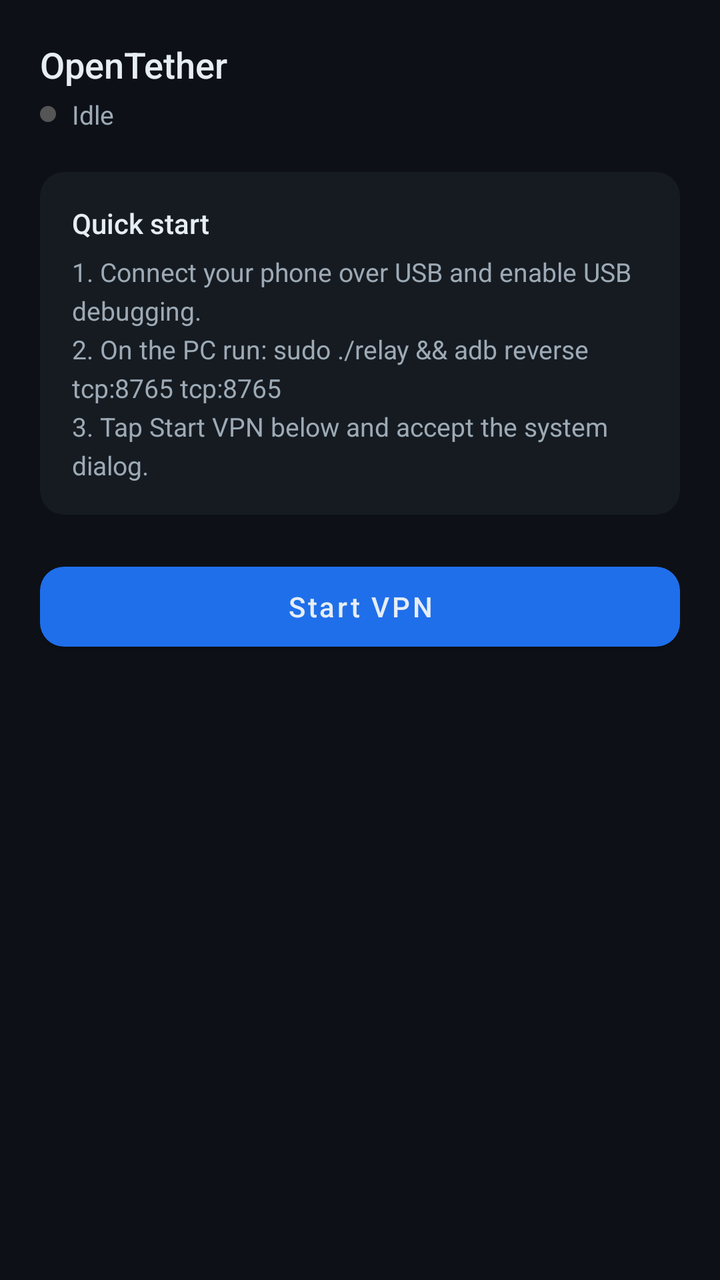
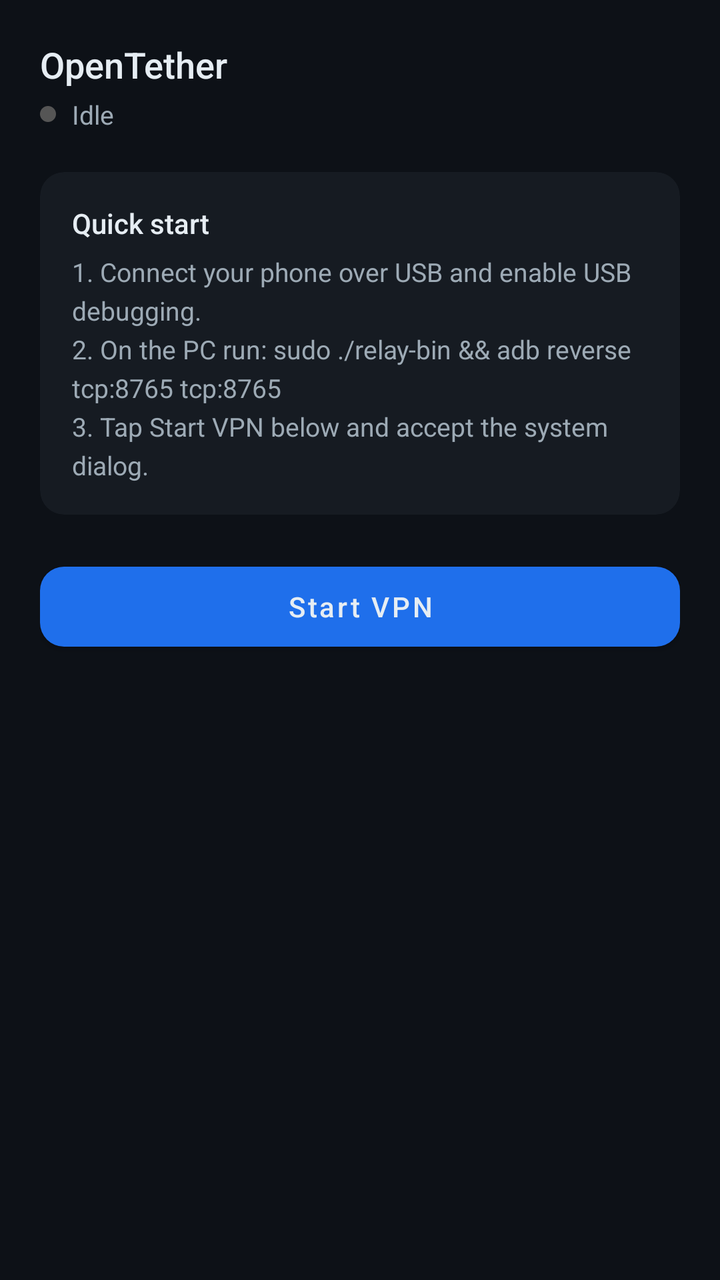

Before-and-after screenshots of an Android layout around one commit, followed by the original layout XML and the change that was made.
<!-- AndroidManifest.xml: application theme Theme.OpenTether -->
<!-- res/layout/activity_main.xml -->
<?xml version="1.0" encoding="utf-8"?>
<androidx.core.widget.NestedScrollView
    xmlns:android="http://schemas.android.com/apk/res/android"
    android:layout_width="match_parent"
    android:layout_height="match_parent"
    android:background="@color/backgroundDark"
    android:clipToPadding="false"
    android:fillViewport="true"
    android:overScrollMode="never">

    <LinearLayout
        android:layout_width="match_parent"
        android:layout_height="wrap_content"
        android:orientation="vertical"
        android:paddingStart="20dp"
        android:paddingTop="20dp"
        android:paddingEnd="20dp"
        android:paddingBottom="36dp">

        
        <TextView
            android:layout_width="wrap_content"
            android:layout_height="wrap_content"
            android:layout_marginBottom="4dp"
            android:text="@string/app_name"
            android:textColor="@color/textPrimary"
            android:textSize="18sp"
            android:fontFamily="sans-serif-medium" />

        
        <LinearLayout
            android:layout_width="match_parent"
            android:layout_height="wrap_content"
            android:orientation="horizontal"
            android:gravity="center_vertical"
            android:layout_marginBottom="20dp">

            <View
                android:id="@+id/dotStatus"
                android:layout_width="8dp"
                android:layout_height="8dp"
                android:background="@drawable/bg_dot_status_idle" />

            <TextView
                android:id="@+id/tvConnectionStatus"
                android:layout_width="0dp"
                android:layout_height="wrap_content"
                android:layout_weight="1"
                android:layout_marginStart="8dp"
                android:text="@string/status_idle"
                android:textColor="@color/textSecondary"
                android:textSize="13sp" />

            <TextView
                android:id="@+id/tvSessionTimer"
                android:layout_width="wrap_content"
                android:layout_height="wrap_content"
                android:text="00:00:00"
                android:textColor="@color/textTertiary"
                android:textSize="13sp"
                android:fontFamily="monospace"
                android:visibility="gone" />
        </LinearLayout>

        
        <LinearLayout
            android:id="@+id/statsContainer"
            android:layout_width="match_parent"
            android:layout_height="wrap_content"
            android:orientation="vertical"
            android:visibility="gone">

            
            <LinearLayout
                android:layout_width="match_parent"
                android:layout_height="wrap_content"
                android:orientation="horizontal"
                android:layout_marginBottom="10dp">

                <com.google.android.material.card.MaterialCardView
                    style="@style/Widget.OpenTether.Card.Stat"
                    android:layout_width="0dp"
                    android:layout_height="wrap_content"
                    android:layout_weight="1"
                    android:layout_marginEnd="5dp">
                    <LinearLayout
                        android:layout_width="match_parent"
                        android:layout_height="wrap_content"
                        android:orientation="vertical"
                        android:padding="14dp">
                        <TextView
                            android:layout_width="wrap_content"
                            android:layout_height="wrap_content"
                            android:layout_marginBottom="6dp"
                            android:text="@string/label_download"
                            android:textAllCaps="true"
                            android:textColor="@color/textMuted"
                            android:textSize="11sp"
                            android:letterSpacing="0.05" />
                        <TextView
                            android:id="@+id/tvDownloadSpeed"
                            android:layout_width="wrap_content"
                            android:layout_height="wrap_content"
                            android:text="0.0"
                            android:textColor="@color/textPrimary"
                            android:textSize="22sp"
                            android:fontFamily="sans-serif-medium" />
                        <TextView
                            android:layout_width="wrap_content"
                            android:layout_height="wrap_content"
                            android:layout_marginTop="2dp"
                            android:text="MB/s"
                            android:textColor="@color/textTertiary"
                            android:textSize="12sp" />
                    </LinearLayout>
                </com.google.android.material.card.MaterialCardView>

                <com.google.android.material.card.MaterialCardView
                    style="@style/Widget.OpenTether.Card.Stat"
                    android:layout_width="0dp"
                    android:layout_height="wrap_content"
                    android:layout_weight="1"
                    android:layout_marginStart="5dp">
                    <LinearLayout
                        android:layout_width="match_parent"
                        android:layout_height="wrap_content"
                        android:orientation="vertical"
                        android:padding="14dp">
                        <TextView
                            android:layout_width="wrap_content"
                            android:layout_height="wrap_content"
                            android:layout_marginBottom="6dp"
                            android:text="@string/label_upload"
                            android:textAllCaps="true"
                            android:textColor="@color/textMuted"
                            android:textSize="11sp"
                            android:letterSpacing="0.05" />
                        <TextView
                            android:id="@+id/tvUploadSpeed"
                            android:layout_width="wrap_content"
                            android:layout_height="wrap_content"
                            android:text="0.0"
                            android:textColor="@color/textPrimary"
                            android:textSize="22sp"
                            android:fontFamily="sans-serif-medium" />
                        <TextView
                            android:layout_width="wrap_content"
                            android:layout_height="wrap_content"
                            android:layout_marginTop="2dp"
                            android:text="MB/s"
                            android:textColor="@color/textTertiary"
                            android:textSize="12sp" />
                    </LinearLayout>
                </com.google.android.material.card.MaterialCardView>
            </LinearLayout>

            
            <com.google.android.material.card.MaterialCardView
                style="@style/Widget.OpenTether.Card.Stat"
                android:layout_width="match_parent"
                android:layout_height="wrap_content"
                android:layout_marginBottom="10dp">
                <LinearLayout
                    android:layout_width="match_parent"
                    android:layout_height="wrap_content"
                    android:orientation="vertical"
                    android:padding="14dp">

                    <TextView
                        android:layout_width="wrap_content"
                        android:layout_height="wrap_content"
                        android:layout_marginBottom="12dp"
                        android:text="@string/label_throughput"
                        android:textAllCaps="true"
                        android:textColor="@color/textMuted"
                        android:textSize="11sp"
                        android:letterSpacing="0.05" />

                    <com.opentether.view.ThroughputChartView
                        android:id="@+id/chartView"
                        android:layout_width="match_parent"
                        android:layout_height="60dp" />

                    <LinearLayout
                        android:layout_width="match_parent"
                        android:layout_height="wrap_content"
                        android:orientation="horizontal"
                        android:layout_marginTop="8dp">
                        <TextView
                            android:layout_width="wrap_content"
                            android:layout_height="wrap_content"
                            android:text="↑ upload"
                            android:textColor="@color/chartUpload"
                            android:textSize="10sp" />
                        <TextView
                            android:layout_width="wrap_content"
                            android:layout_height="wrap_content"
                            android:layout_marginStart="12dp"
                            android:text="↓ download"
                            android:textColor="@color/connectedGreen"
                            android:textSize="10sp" />
                    </LinearLayout>
                </LinearLayout>
            </com.google.android.material.card.MaterialCardView>

            
            <LinearLayout
                android:layout_width="match_parent"
                android:layout_height="wrap_content"
                android:orientation="horizontal"
                android:layout_marginBottom="10dp">

                <com.google.android.material.card.MaterialCardView
                    style="@style/Widget.OpenTether.Card.Stat"
                    android:layout_width="0dp"
                    android:layout_height="wrap_content"
                    android:layout_weight="1"
                    android:layout_marginEnd="5dp">
                    <LinearLayout
                        android:layout_width="match_parent"
                        android:layout_height="wrap_content"
                        android:orientation="vertical"
                        android:padding="12dp">
                        <TextView
                            android:layout_width="wrap_content"
                            android:layout_height="wrap_content"
                            android:layout_marginBottom="4dp"
                            android:text="@string/label_total_down"
                            android:textColor="@color/textTertiary"
                            android:textSize="10sp" />
                        <TextView
                            android:id="@+id/tvTotalDown"
                            android:layout_width="wrap_content"
                            android:layout_height="wrap_content"
                            android:text="0 MB"
                            android:textColor="@color/textPrimary"
                            android:textSize="15sp"
                            android:fontFamily="sans-serif-medium" />
                    </LinearLayout>
                </com.google.android.material.card.MaterialCardView>

                <com.google.android.material.card.MaterialCardView
                    style="@style/Widget.OpenTether.Card.Stat"
                    android:layout_width="0dp"
                    android:layout_height="wrap_content"
                    android:layout_weight="1"
                    android:layout_marginStart="5dp"
                    android:layout_marginEnd="5dp">
                    <LinearLayout
                        android:layout_width="match_parent"
                        android:layout_height="wrap_content"
                        android:orientation="vertical"
                        android:padding="12dp">
                        <TextView
                            android:layout_width="wrap_content"
                            android:layout_height="wrap_content"
                            android:layout_marginBottom="4dp"
                            android:text="@string/label_total_up"
                            android:textColor="@color/textTertiary"
                            android:textSize="10sp" />
                        <TextView
                            android:id="@+id/tvTotalUp"
                            android:layout_width="wrap_content"
                            android:layout_height="wrap_content"
                            android:text="0 MB"
                            android:textColor="@color/textPrimary"
                            android:textSize="15sp"
                            android:fontFamily="sans-serif-medium" />
                    </LinearLayout>
                </com.google.android.material.card.MaterialCardView>

                <com.google.android.material.card.MaterialCardView
                    style="@style/Widget.OpenTether.Card.Stat"
                    android:layout_width="0dp"
                    android:layout_height="wrap_content"
                    android:layout_weight="1"
                    android:layout_marginStart="5dp">
                    <LinearLayout
                        android:layout_width="match_parent"
                        android:layout_height="wrap_content"
                        android:orientation="vertical"
                        android:padding="12dp">
                        <TextView
                            android:layout_width="wrap_content"
                            android:layout_height="wrap_content"
                            android:layout_marginBottom="4dp"
                            android:text="@string/label_rtt"
                            android:textColor="@color/textTertiary"
                            android:textSize="10sp" />
                        <TextView
                            android:id="@+id/tvRtt"
                            android:layout_width="wrap_content"
                            android:layout_height="wrap_content"
                            android:text="— ms"
                            android:textColor="@color/textPrimary"
                            android:textSize="15sp"
                            android:fontFamily="sans-serif-medium" />
                    </LinearLayout>
                </com.google.android.material.card.MaterialCardView>
            </LinearLayout>

            
            <com.google.android.material.card.MaterialCardView
                style="@style/Widget.OpenTether.Card.Stat"
                android:layout_width="match_parent"
                android:layout_height="wrap_content"
                android:layout_marginBottom="20dp">
                <LinearLayout
                    android:layout_width="match_parent"
                    android:layout_height="wrap_content"
                    android:orientation="vertical"
                    android:padding="14dp">

                    <LinearLayout
                        android:layout_width="match_parent"
                        android:layout_height="wrap_content"
                        android:orientation="horizontal"
                        android:layout_marginBottom="10dp">
                        <TextView
                            android:layout_width="0dp"
                            android:layout_height="wrap_content"
                            android:layout_weight="1"
                            android:text="@string/label_active_connections"
                            android:textAllCaps="true"
                            android:textColor="@color/textMuted"
                            android:textSize="11sp"
                            android:letterSpacing="0.05" />
                        <TextView
                            android:id="@+id/tvActiveConnCount"
                            android:layout_width="wrap_content"
                            android:layout_height="wrap_content"
                            android:text="0"
                            android:textColor="@color/textPrimary"
                            android:textSize="13sp"
                            android:fontFamily="sans-serif-medium" />
                    </LinearLayout>

                    
                    <LinearLayout
                        android:id="@+id/llConnections"
                        android:layout_width="match_parent"
                        android:layout_height="wrap_content"
                        android:orientation="vertical" />

                </LinearLayout>
            </com.google.android.material.card.MaterialCardView>

        </LinearLayout>

        
        <com.google.android.material.card.MaterialCardView
            android:id="@+id/hintCard"
            style="@style/Widget.OpenTether.Card.Stat"
            android:layout_width="match_parent"
            android:layout_height="wrap_content"
            android:layout_marginBottom="20dp">
            <LinearLayout
                android:layout_width="match_parent"
                android:layout_height="wrap_content"
                android:orientation="vertical"
                android:padding="16dp">
                <TextView
                    android:layout_width="wrap_content"
                    android:layout_height="wrap_content"
                    android:layout_marginBottom="6dp"
                    android:text="Quick start"
                    android:textColor="@color/textPrimary"
                    android:textSize="14sp"
                    android:fontFamily="sans-serif-medium" />
                <TextView
                    android:layout_width="match_parent"
                    android:layout_height="wrap_content"
                    android:lineSpacingExtra="4dp"
                    android:text="1. Connect your phone over USB and enable USB debugging.\n2. On the PC run: sudo ./relay &amp;&amp; adb reverse tcp:8765 tcp:8765\n3. Tap Start VPN below and accept the system dialog."
                    android:textColor="@color/textSecondary"
                    android:textSize="13sp" />
            </LinearLayout>
        </com.google.android.material.card.MaterialCardView>

        
        <com.google.android.material.button.MaterialButton
            android:id="@+id/btnStart"
            style="@style/Widget.OpenTether.Button.Primary"
            android:layout_width="match_parent"
            android:layout_height="wrap_content"
            android:text="@string/action_start" />

        
        <com.google.android.material.button.MaterialButton
            android:id="@+id/btnStop"
            style="@style/Widget.OpenTether.Button.Stop"
            android:layout_width="match_parent"
            android:layout_height="wrap_content"
            android:text="@string/action_stop"
            android:visibility="gone" />

    </LinearLayout>
</androidx.core.widget.NestedScrollView>
<!-- resources referenced by this layout -->
<resources>
  <color name="backgroundDark">#0D1117</color>
  <color name="chartUpload">#58A6FF</color>
  <color name="connectedGreen">#2EA043</color>
  <color name="textMuted">#6E7681</color>
  <color name="textPrimary">#E6EDF3</color>
  <color name="textSecondary">#9DAAB5</color>
  <color name="textTertiary">#6E7681</color>
  <!-- drawable bg_dot_status_idle (drawable) -->
  <?xml version="1.0" encoding="utf-8"?>
  <shape xmlns:android="http://schemas.android.com/apk/res/android"
      android:shape="oval">
      <solid android:color="#555555" />
      <size android:width="8dp" android:height="8dp" />
  </shape>
  <string name="action_start">Start VPN</string>
  <string name="action_stop">Stop VPN</string>
  <string name="app_name">OpenTether</string>
  <string name="label_active_connections">Active connections</string>
  <string name="label_download">Download</string>
  <string name="label_rtt">RTT</string>
  <string name="label_throughput">Throughput — last 30 s</string>
  <string name="label_total_down">Total ↓</string>
  <string name="label_total_up">Total ↑</string>
  <string name="label_upload">Upload</string>
  <string name="status_idle">Idle</string>
  <style name="Widget.OpenTether.Button.Primary" parent="Widget.MaterialComponents.Button">
          <item name="android:minHeight">52dp</item>
          <item name="android:textAllCaps">false</item>
          <item name="android:textColor">@color/textPrimary</item>
          <item name="android:textSize">14sp</item>
          <item name="android:fontFamily">sans-serif-medium</item>
          <item name="backgroundTint">@color/primary</item>
          <item name="cornerRadius">12dp</item>
          <item name="elevation">0dp</item>
          <item name="rippleColor">@color/primary</item>
      </style>
  <style name="Widget.OpenTether.Button.Stop" parent="Widget.OpenTether.Button.Primary" />
  <style name="Widget.OpenTether.Card.Stat" parent="Widget.MaterialComponents.CardView">
          <item name="cardBackgroundColor">@color/surfaceDark</item>
          <item name="cardCornerRadius">12dp</item>
          <item name="cardElevation">0dp</item>
          <item name="strokeWidth">0dp</item>
      </style>
  <style name="Theme.OpenTether" parent="Theme.OpenTether.Base" />
  <color name="primary">#1F6FEB</color>
  <color name="surfaceDark">#161B22</color>
  <style name="Theme.OpenTether.Base" parent="Theme.MaterialComponents.NoActionBar">
          
          <item name="colorPrimary">@color/primary</item>
          
          <item name="colorPrimaryVariant">@color/primary</item>
          <item name="colorSecondary">@color/secondary</item>
          <item name="colorOnPrimary">@color/textPrimary</item>
          <item name="colorOnSecondary">@color/textPrimary</item>
          <item name="colorSurface">@color/surfaceDark</item>
          <item name="colorOnSurface">@color/textPrimary</item>
  
          
          <item name="android:windowBackground">@color/backgroundDark</item>
          <item name="android:statusBarColor">@color/backgroundDark</item>
          <item name="android:navigationBarColor">@color/backgroundDark</item>
          <item name="android:windowLightStatusBar">false</item>
      </style>
  <color name="secondary">#58A6FF</color>
</resources>

<!-- the commit's change to res/layout/activity_main.xml (unified diff, before → after) -->
@@ -371,7 +371,7 @@
                     android:layout_width="match_parent"
                     android:layout_height="wrap_content"
                     android:lineSpacingExtra="4dp"
-                    android:text="1. Connect your phone over USB and enable USB debugging.\n2. On the PC run: sudo ./relay &amp;&amp; adb reverse tcp:8765 tcp:8765\n3. Tap Start VPN below and accept the system dialog."
+                    android:text="1. Connect your phone over USB and enable USB debugging.\n2. On the PC run: sudo ./relay-bin &amp;&amp; adb reverse tcp:8765 tcp:8765\n3. Tap Start VPN below and accept the system dialog."
                     android:textColor="@color/textSecondary"
                     android:textSize="13sp" />
             </LinearLayout>
